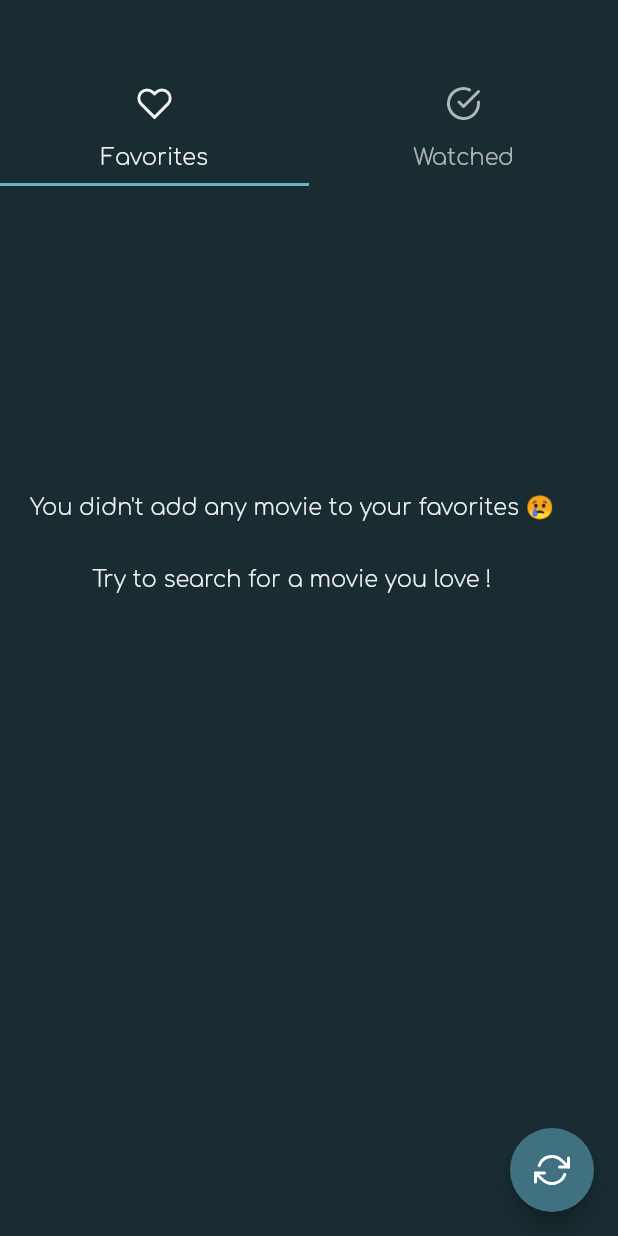
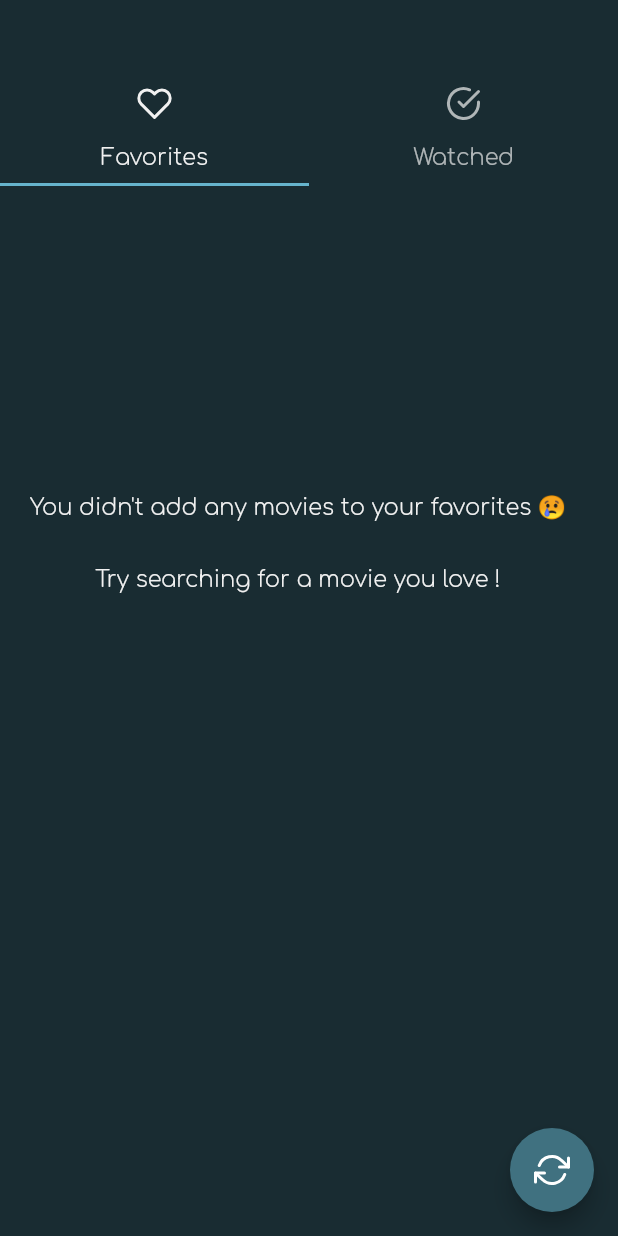
Before and after one commit to Vavart/cineflix, a Flutter app: the Favorites screen opened directly, on a phone screen of 412 x 824 dp. Run offline on Flutter 3.47's test engine with Material 2 defaults, Android fonts, the phone set to English and light mode, and no system bars; our stand-ins replace cached_network_image, feather_icons, flutter_dotenv, share_plus, shared_preferences, sticky_headers and 1 more; accounts and stored records are empty; statements that could not run were skipped.

Commit message:
Typo correction

```diff
--- a/lib/components/favorite_card_builder.dart
+++ b/lib/components/favorite_card_builder.dart
@@ -7,10 +7,10 @@ import 'package:cineflix/styles/base.dart';
 class FavoriteCardBuilder {
   // Texts
   static String noFavoritesText =
-      "You didn't add any movie to your favorites 😢\n\nTry to search for a movie you love !";
+      "You didn't add any movies to your favorites 😢\n\nTry searching for a movie you love !";
 
   static String noWatchedText =
-      "You didn't add any movie to your watched list 😢\n\nTry to search for a movie !";
+      "You didn't add any movies to your watched list 😢\n\nTry searching for a movie !";
 
   // Render methods
   static Widget renderNoFavoritesOrWatchedText(bool isTextFavorite) {
```
